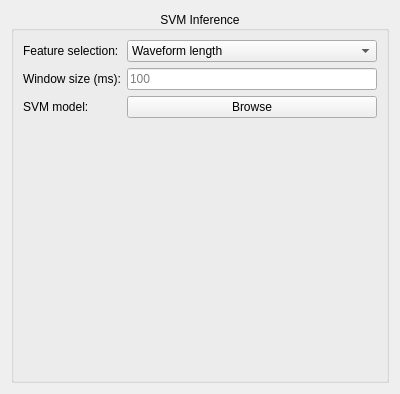
The window that designer/svm_inference_config.ui (pulp-bio/biogui) describes before a commit, drawn with Qt 5.
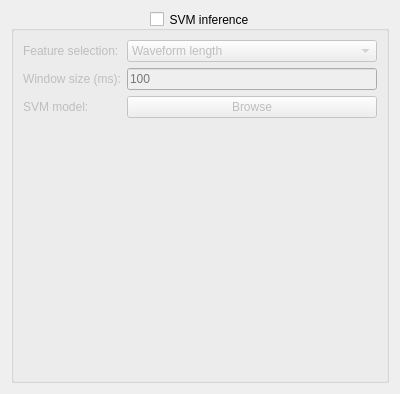
The same window after the commit.

The edit to the form file:
```diff
--- a/designer/svm_inference_config.ui
+++ b/designer/svm_inference_config.ui
@@ -17,13 +17,13 @@
    <item>
     <widget class="QGroupBox" name="svmGroupBox">
      <property name="title">
-      <string>SVM Inference</string>
+      <string>SVM inference</string>
      </property>
      <property name="alignment">
       <set>Qt::AlignCenter</set>
      </property>
      <property name="checkable">
-      <bool>false</bool>
+      <bool>true</bool>
      </property>
      <property name="checked">
       <bool>false</bool>
```
